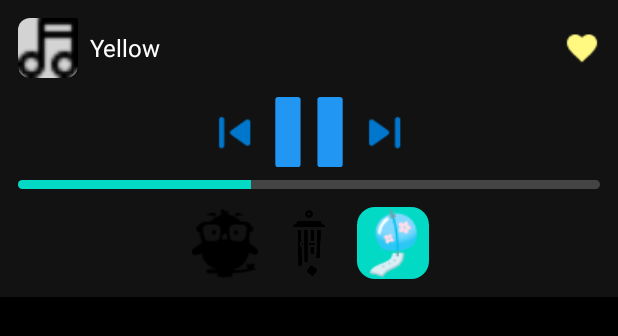
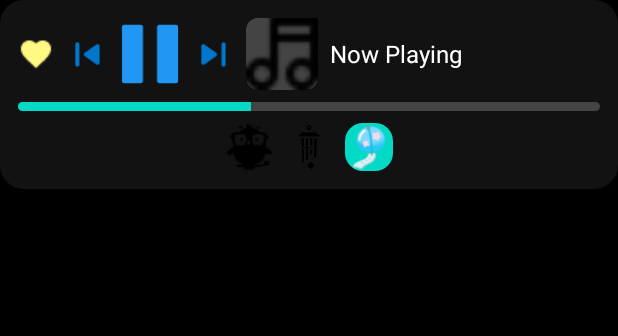
Before and after one commit to Junhei-c/musicapp, an Android app: the layout widget_expanded.xml on its own in the app's theme, with its tools: preview values and no code run, on a phone screen of 412 x 824 dp. Shown: the top 336 px of the screen. Run offline under Robolectric (Android 15) with nearby library versions, the phone set to English and light mode, and no system bars.

Commit message:
fixed functionality and default widget layout

```diff
--- a/app/src/main/java/com/example/android/musicapp2/MainActivity.kt
+++ b/app/src/main/java/com/example/android/musicapp2/MainActivity.kt
@@ -31,7 +31,7 @@ class MainActivity : AppCompatActivity() {
         setContentView(binding.root)
 
         setSupportActionBar(binding.toolbar)
-        window.statusBarColor = ContextCompat.getColor(this, android.R.color.black) // still works pre-SDK 34
+        window.statusBarColor = ContextCompat.getColor(this, android.R.color.black)
 
         binding.recyclerViewSongs.layoutManager = LinearLayoutManager(this)
 
--- /dev/null
+++ b/app/src/main/res/drawable/bg_album_rounded.xml
@@ -0,0 +1,5 @@
+<shape xmlns:android="http://schemas.android.com/apk/res/android"
+    android:shape="rectangle">
+    <solid android:color="#444444"/>
+    <corners android:radius="8dp"/>
+</shape>
--- /dev/null
+++ b/app/src/main/res/drawable/bg_widget_card.xml
@@ -0,0 +1,10 @@
+<shape xmlns:android="http://schemas.android.com/apk/res/android"
+    android:shape="rectangle">
+    <solid android:color="@color/widget_background" />
+    <corners android:radius="16dp" />
+    <padding
+        android:left="8dp"
+        android:top="8dp"
+        android:right="8dp"
+        android:bottom="8dp" />
+</shape>
--- a/app/src/main/res/layout/widget_expanded.xml
+++ b/app/src/main/res/layout/widget_expanded.xml
@@ -4,8 +4,8 @@
     android:layout_width="match_parent"
     android:layout_height="wrap_content"
     android:orientation="vertical"
-    android:background="@color/widget_background"
-    android:padding="@dimen/widget_padding">
+    android:background="@drawable/bg_widget_card"
+    android:padding="12dp">
 
 
     <LinearLayout
@@ -13,62 +13,55 @@
         android:layout_height="wrap_content"
         android:orientation="horizontal"
         android:gravity="center_vertical"
-        android:layout_marginBottom="@dimen/widget_margin">
+        android:layout_marginBottom="8dp">
+
+        <ImageView
+            android:id="@+id/btn_fav"
+            android:layout_width="24dp"
+            android:layout_height="24dp"
+            android:src="@drawable/heart"
+            android:layout_marginEnd="8dp" />
+
+        <ImageView
+            android:id="@+id/btn_prev"
+            android:layout_width="28dp"
+            android:layout_height="28dp"
+            android:src="@drawable/prev"
+            android:layout_marginEnd="8dp" />
+
+        <ImageView
+            android:id="@+id/btn_play_pause"
+            android:layout_width="40dp"
+            android:layout_height="40dp"
+            android:src="@drawable/pausebt"
+            android:layout_marginEnd="8dp" />
+
+        <ImageView
+            android:id="@+id/btn_next"
+            android:layout_width="28dp"
+            android:layout_height="28dp"
+            android:src="@drawable/next"
+            android:layout_marginEnd="8dp" />
 
         <ImageView
             android:id="@+id/img_song_art"
-            android:layout_width="@dimen/art_size"
-            android:layout_height="@dimen/art_size"
-            android:layout_marginEnd="@dimen/widget_margin_small"
+            android:layout_width="48dp"
+            android:layout_height="48dp"
+            android:src="@drawable/group"
             android:scaleType="centerCrop"
-            android:background="@drawable/rounded_bg_gray"
-            android:src="@drawable/group" />
+            android:background="@drawable/bg_album_rounded"
+            android:layout_marginEnd="8dp" />
 
         <TextView
             android:id="@+id/txt_song_title"
             android:layout_width="0dp"
             android:layout_height="wrap_content"
             android:layout_weight="1"
+            android:text="Now Playing"
+            android:textColor="@android:color/white"
+            android:textSize="16sp"
             android:maxLines="1"
-            android:ellipsize="end"
-            android:text="@string/widget_song_title"
-            android:textColor="@color/white"
-            android:textSize="@dimen/text_title_size" />
-
-        <ImageView
-            android:id="@+id/btn_fav"
-            android:layout_width="@dimen/icon_small"
-            android:layout_height="@dimen/icon_small"
-            android:src="@drawable/heart" />
-    </LinearLayout>
-
-
-    <LinearLayout
-        android:layout_width="match_parent"
-        android:layout_height="wrap_content"
-        android:orientation="horizontal"
-        android:gravity="center"
-        android:layout_marginBottom="@dimen/widget_margin_small">
-
-        <ImageView
-            android:id="@+id/btn_prev"
-            android:layout_width="@dimen/icon_medium"
-            android:layout_height="@dimen/icon_medium"
-            android:layout_marginEnd="@dimen/widget_margin_small"
-            android:src="@drawable/prev" />
-
-        <ImageView
-            android:id="@+id/btn_play_pause"
-            android:layout_width="@dimen/icon_large"
-            android:layout_height="@dimen/icon_large"
-            android:layout_marginEnd="@dimen/widget_margin_small"
-            android:src="@drawable/pausebt" />
-
-        <ImageView
-            android:id="@+id/btn_next"
-            android:layout_width="@dimen/icon_medium"
-            android:layout_height="@dimen/icon_medium"
-            android:src="@drawable/next" />
+            android:ellipsize="end" />
     </LinearLayout>
 
 
@@ -76,11 +69,11 @@
         android:id="@+id/music_progress"
         style="?android:attr/progressBarStyleHorizontal"
         android:layout_width="match_parent"
-        android:layout_height="@dimen/progress_height"
+        android:layout_height="6dp"
         android:max="100"
         android:progress="40"
         android:progressDrawable="@drawable/progress_drawable"
-        android:layout_marginBottom="@dimen/widget_margin" />
+        android:layout_marginBottom="8dp" />
 
 
     <LinearLayout
@@ -91,26 +84,26 @@
 
         <ImageButton
             android:id="@+id/btn_mode1"
-            android:layout_width="@dimen/mode_icon_size"
-            android:layout_height="@dimen/mode_icon_size"
+            android:layout_width="32dp"
+            android:layout_height="32dp"
             android:src="@drawable/earlybirds"
             android:background="@drawable/bg_mode_default"
-            android:scaleType="centerInside" />
+            android:scaleType="centerInside"
+            android:layout_marginEnd="8dp" />
 
         <ImageButton
             android:id="@+id/btn_mode2"
-            android:layout_width="@dimen/mode_icon_size"
-            android:layout_height="@dimen/mode_icon_size"
-            android:layout_marginStart="@dimen/widget_margin_small"
+            android:layout_width="32dp"
+            android:layout_height="32dp"
             android:src="@drawable/chime"
             android:background="@drawable/bg_mode_default"
-            android:scaleType="centerInside" />
+            android:scaleType="centerInside"
+            android:layout_marginEnd="8dp" />
 
         <ImageButton
             android:id="@+id/btn_mode3"
-            android:layout_width="@dimen/mode_icon_size"
-            android:layout_height="@dimen/mode_icon_size"
-            android:layout_marginStart="@dimen/widget_margin_small"
+            android:layout_width="32dp"
+            android:layout_height="32dp"
             android:src="@drawable/windchime"
             android:background="@drawable/bg_mode_selected"
             android:scaleType="centerInside" />
```
Also changed, not shown: app/src/main/java/com/example/android/musicapp2/service/MusicService.kt (+68 -17 lines), app/src/main/java/com/example/android/musicapp2/widget/MyMusicWidget.kt (+25 -27 lines).
